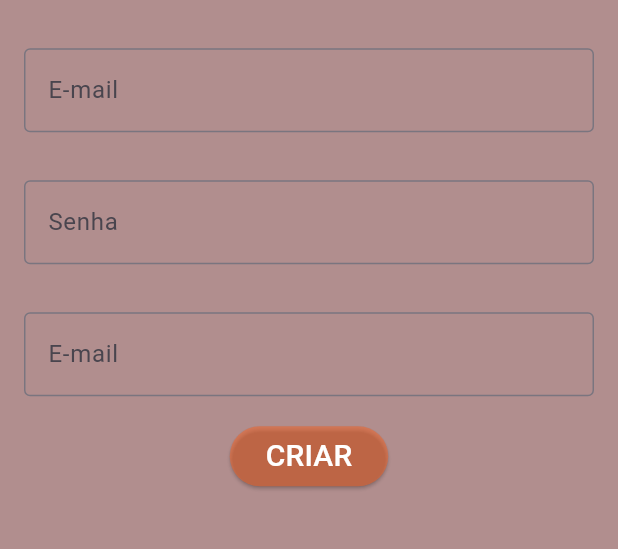
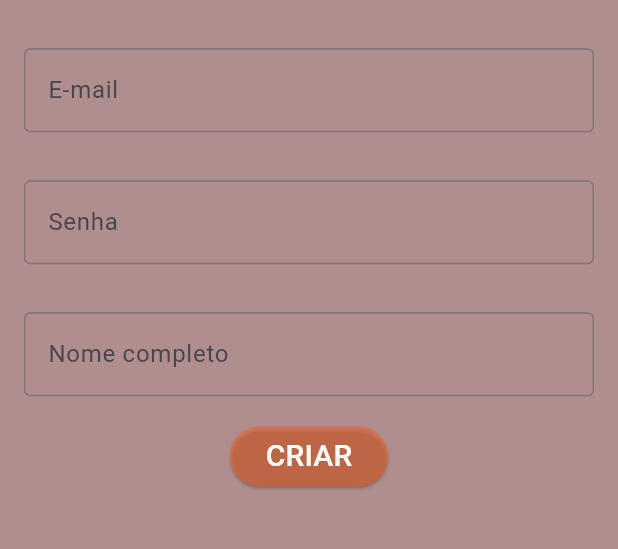
Before and after one commit to carloscz17/av2_flutter, a Flutter app: the screen it shows after launch, after a tap on "CRIAR CONTA", on a phone screen of 412 x 824 dp, the part 348-897 px from its top. Run offline on Flutter 3.47's test engine with Material 3 defaults, Android fonts, the phone set to English and light mode, and no system bars.

Commit message:
Atualização

```diff
--- a/lib/pages/criar_conta_page.dart
+++ b/lib/pages/criar_conta_page.dart
@@ -77,7 +77,7 @@ class _CriarContaPageState extends State<CriarContaPage> {
                     style: TextStyle(color: Colors.white),
                     decoration: InputDecoration(
                       label: Text(
-                        'E-mail',
+                        'Nome completo',
                         selectionColor: Colors.white,
                       ),
                       border: OutlineInputBorder(
--- a/lib/pages/splash_screen.dart
+++ b/lib/pages/splash_screen.dart
@@ -15,7 +15,7 @@ class _SplashScreenState extends State<SplashScreen>
   void initState() {
     super.initState();
 
-    Future.delayed(const Duration(seconds: 2), () {
+    Future.delayed(const Duration(seconds: 5), () {
       Navigator.pushReplacement(
         context,
         MaterialPageRoute(
```
Also changed, not shown: lib/pages/montar_elenco_page.dart (+22 -1 lines), assets/images/campo_verde.png (added).
